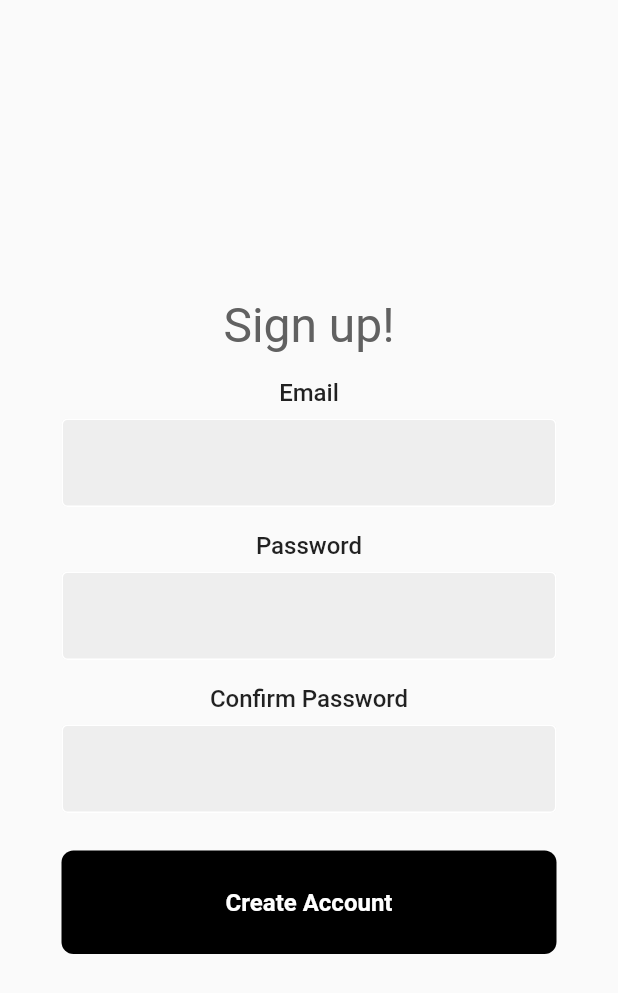
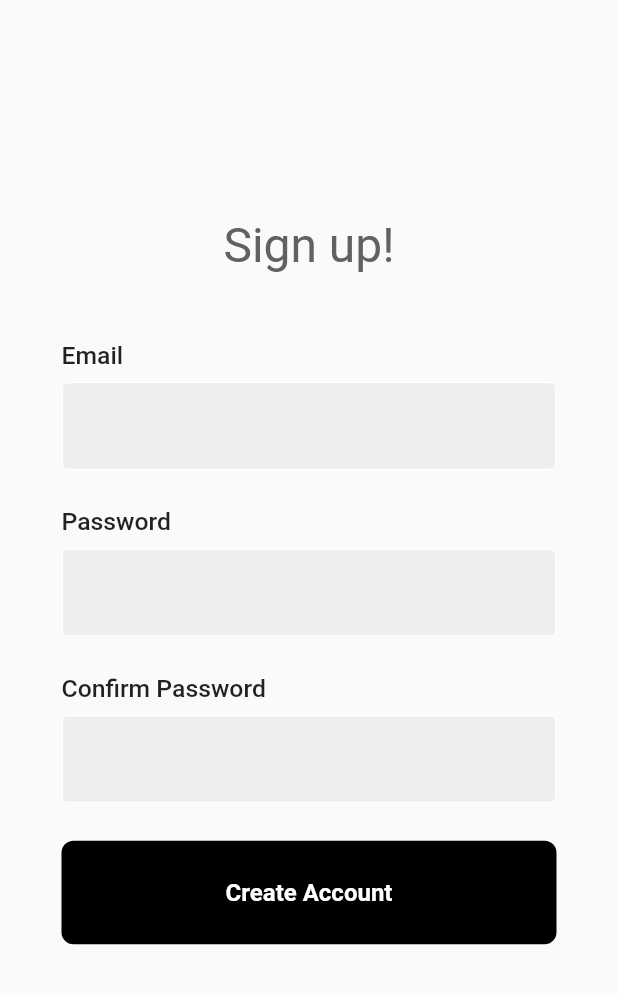
Before and after one commit to akukerang/real-worth, a Flutter app: the CreateAccount screen opened directly, on a phone screen of 412 x 824 dp. Shown: the top 993 px of the screen. Run offline on Flutter 3.47's test engine with Material 2 defaults, Android fonts, the phone set to English and light mode, and no system bars; our stand-ins replace cloud_firestore, firebase_auth, firebase_core, syncfusion_flutter_charts; accounts and stored records are empty.

Commit message:
aligned label

```diff
--- a/lib/components/label.dart
+++ b/lib/components/label.dart
@@ -7,12 +7,19 @@ class Label extends StatelessWidget {
   @override
   Widget build(BuildContext context) {
     return Column(children: <Widget>[
-      const SizedBox(height: 16.0),
-      Text(
-        label,
-        style: const TextStyle(
-          fontWeight: FontWeight.w500,
-          fontSize: 16.0,
+      const SizedBox(height: 25.0),
+      Padding(
+        padding: const EdgeInsets.symmetric(horizontal: 25.0),
+        child: Row(
+          children: [
+            Text(
+              label,
+              style: const TextStyle(
+                fontWeight: FontWeight.w500,
+                fontSize: 16.5,
+              ),
+            ),
+          ],
         ),
       ),
       const SizedBox(height: 8.0),
--- a/lib/registration/create_account.dart
+++ b/lib/registration/create_account.dart
@@ -47,7 +47,7 @@ class _CreateAccountState extends State<CreateAccount> {
         child: Padding(
           padding: const EdgeInsets.all(16.0),
           child: Column(mainAxisAlignment: MainAxisAlignment.center, children: [
-            const SizedBox(height: 60),
+            //const SizedBox(height: 60),
 
             //title
             Text(
@@ -57,6 +57,8 @@ class _CreateAccountState extends State<CreateAccount> {
                 fontSize: 32,
               ),
             ),
+
+            const SizedBox(height: 20),
 
             Label(label: "Email"),
             //email
```
